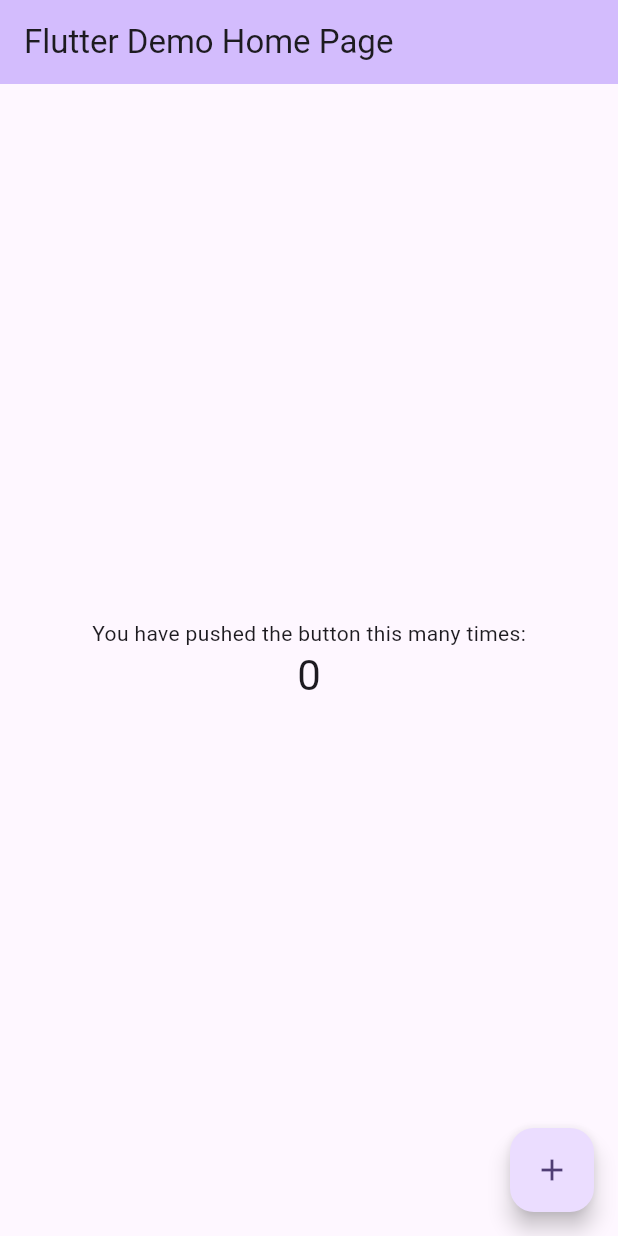
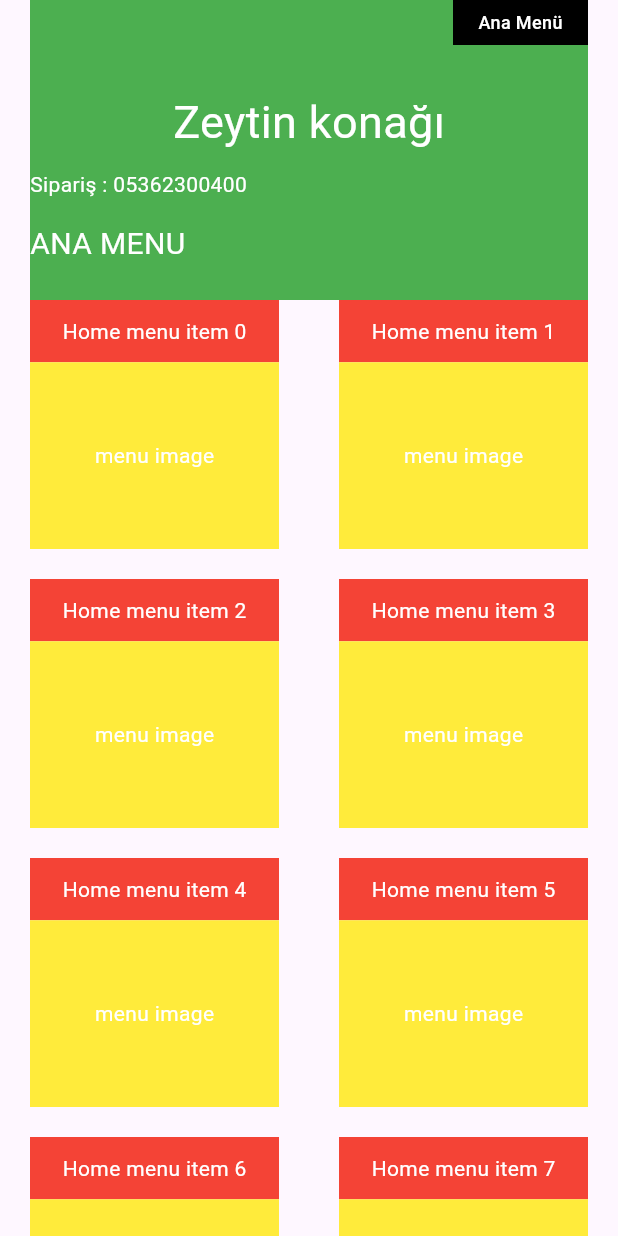
Before and after one commit to suleymanharbelioglu/flutter_restaurant_menu, a Flutter app: the screen it shows after launch, on a phone screen of 412 x 824 dp. Run offline on Flutter 3.47's test engine with Material 3 defaults, Android fonts, the phone set to English and light mode, and no system bars.

Commit message:
general design

```diff
--- /dev/null
+++ b/lib/app_theme.dart
@@ -0,0 +1,14 @@
+import 'package:flutter/material.dart';
+
+class AppTheme {
+  static final appTheme = ThemeData(
+    textTheme: const TextTheme(
+      bodyLarge: TextStyle(color: Colors.white),
+      bodyMedium: TextStyle(color: Colors.white),
+      bodySmall: TextStyle(color: Colors.white),
+      titleLarge: TextStyle(color: Colors.white),
+      titleMedium: TextStyle(color: Colors.white),
+      titleSmall: TextStyle(color: Colors.white),
+    ),
+  );
+}
--- a/lib/main.dart
+++ b/lib/main.dart
@@ -1,122 +1,19 @@
 import 'package:flutter/material.dart';
+import 'package:restaurant_menu2/app_theme.dart';
+import 'package:restaurant_menu2/pages/home.dart';
 
-void main() {
-  runApp(const MyApp());
-}
+void main() => runApp(const MyApp());
 
 class MyApp extends StatelessWidget {
   const MyApp({super.key});
 
-  // This widget is the root of your application.
   @override
   Widget build(BuildContext context) {
     return MaterialApp(
-      title: 'Flutter Demo',
-      theme: ThemeData(
-        // This is the theme of your application.
-        //
-        // TRY THIS: Try running your application with "flutter run". You'll see
-        // the application has a purple toolbar. Then, without quitting the app,
-        // try changing the seedColor in the colorScheme below to Colors.green
-        // and then invoke "hot reload" (save your changes or press the "hot
-        // reload" button in a Flutter-supported IDE, or press "r" if you used
-        // the command line to start the app).
-        //
-        // Notice that the counter didn't reset back to zero; the application
-        // state is not lost during the reload. To reset the state, use hot
-        // restart instead.
-        //
-        // This works for code too, not just values: Most code changes can be
-        // tested with just a hot reload.
-        colorScheme: ColorScheme.fromSeed(seedColor: Colors.deepPurple),
-      ),
-      home: const MyHomePage(title: 'Flutter Demo Home Page'),
+      theme: AppTheme.appTheme,
+      debugShowCheckedModeBanner: false,
+      title: 'Material App',
+      home: HomePage(),
     );
   }
 }
-
-class MyHomePage extends StatefulWidget {
-  const MyHomePage({super.key, required this.title});
-
-  // This widget is the home page of your application. It is stateful, meaning
-  // that it has a State object (defined below) that contains fields that affect
-  // how it looks.
-
-  // This class is the configuration for the state. It holds the values (in this
-  // case the title) provided by the parent (in this case the App widget) and
-  // used by the build method of the State. Fields in a Widget subclass are
-  // always marked "final".
-
-  final String title;
-
-  @override
-  State<MyHomePage> createState() => _MyHomePageState();
-}
-
-class _MyHomePageState extends State<MyHomePage> {
-  int _counter = 0;
-
-  void _incrementCounter() {
-    setState(() {
-      // This call to setState tells the Flutter framework that something has
-      // changed in this State, which causes it to rerun the build method below
-      // so that the display can reflect the updated values. If we changed
-      // _counter without calling setState(), then the build method would not be
-      // called again, and so nothing would appear to happen.
-      _counter++;
-    });
-  }
-
-  @override
-  Widget build(BuildContext context) {
-    // This method is rerun every time setState is called, for instance as done
-    // by the _incrementCounter method above.
-    //
-    // The Flutter framework has been optimized to make rerunning build methods
-    // fast, so that you can just rebuild anything that needs updating rather
-    // than having to individually change instances of widgets.
-    return Scaffold(
-      appBar: AppBar(
-        // TRY THIS: Try changing the color here to a specific color (to
-        // Colors.amber, perhaps?) and trigger a hot reload to see the AppBar
-        // change color while the other colors stay the same.
-        backgroundColor: Theme.of(context).colorScheme.inversePrimary,
-        // Here we take the value from the MyHomePage object that was created by
-        // the App.build method, and use it to set our appbar title.
-        title: Text(widget.title),
-      ),
-      body: Center(
-        // Center is a layout widget. It takes a single child and positions it
-        // in the middle of the parent.
-        child: Column(
-          // Column is also a layout widget. It takes a list of children and
-          // arranges them vertically. By default, it sizes itself to fit its
-          // children horizontally, and tries to be as tall as its parent.
-          //
-          // Column has various properties to control how it sizes itself and
-          // how it positions its children. Here we use mainAxisAlignment to
-          // center the children vertically; the main axis here is the vertical
-          // axis because Columns are vertical (the cross axis would be
-          // horizontal).
-          //
-          // TRY THIS: Invoke "debug painting" (choose the "Toggle Debug Paint"
-          // action in the IDE, or press "p" in the console), to see the
-          // wireframe for each widget.
-          mainAxisAlignment: MainAxisAlignment.center,
-          children: <Widget>[
-            const Text('You have pushed the button this many times:'),
-            Text(
-              '$_counter',
-              style: Theme.of(context).textTheme.headlineMedium,
-            ),
-          ],
-        ),
-      ),
-      floatingActionButton: FloatingActionButton(
-        onPressed: _incrementCounter,
-        tooltip: 'Increment',
-        child: const Icon(Icons.add),
-      ), // This trailing comma makes auto-formatting nicer for build methods.
-    );
-  }
-}
--- /dev/null
+++ b/lib/pages/home.dart
@@ -0,0 +1,120 @@
+import 'package:flutter/material.dart';
+import 'package:restaurant_menu2/pages/category.dart';
+
+class HomePage extends StatelessWidget {
+  const HomePage({super.key});
+
+  @override
+  Widget build(BuildContext context) {
+    return Scaffold(
+      body: Column(
+        children: [
+          Container(
+            margin: EdgeInsets.symmetric(horizontal: 20),
+            height: 200,
+            color: Colors.green,
+            child: Column(
+              crossAxisAlignment: CrossAxisAlignment.start,
+
+              children: [
+                Row(
+                  mainAxisAlignment: MainAxisAlignment.end,
+                  children: [mainMenuButton()],
+                ),
+                SizedBox(height: 30),
+
+                Row(
+                  mainAxisAlignment: MainAxisAlignment.center,
+                  children: [
+                    Text("Zeytin konağı", style: TextStyle(fontSize: 30)),
+                  ],
+                ),
+                SizedBox(height: 10),
+
+                Text("Sipariş : 05362300400"),
+                SizedBox(height: 15),
+
+                Text("ANA MENU", style: TextStyle(fontSize: 20)),
+              ],
+            ),
+          ),
+          Expanded(child: homeMenuList()),
+        ],
+      ),
+    );
+  }
+
+  GestureDetector mainMenuButton() {
+    return GestureDetector(
+      onTap: () {
+        print("Ana Menü'ye tıklandı");
+        // buraya yönlendirme veya başka işlem ekleyebilirsin
+      },
+      child: Container(
+        height: 30,
+        width: 90,
+        color: Colors.black,
+        alignment: Alignment.center,
+        child: Text(
+          "Ana Menü",
+          style: TextStyle(
+            color: Colors.white,
+            fontSize: 12,
+            fontWeight: FontWeight.w500,
+          ),
+        ),
+      ),
+    );
+  }
+
+  Widget homeMenuList() {
+    return Padding(
+      padding: const EdgeInsets.symmetric(horizontal: 20),
+      child: GridView.builder(
+        itemCount: 10,
+        gridDelegate: SliverGridDelegateWithFixedCrossAxisCount(
+          crossAxisSpacing: 40,
+          mainAxisSpacing: 20,
+          crossAxisCount: 2,
+        ),
+        itemBuilder: (context, index) {
+          return homeMenuItem(index, context);
+        },
+      ),
+    );
+  }
+
+  Widget homeMenuItem(int index, BuildContext context) {
+    return GestureDetector(
+      onTap: () {
+        Navigator.of(
+          context,
+        ).push(MaterialPageRoute(builder: (context) => CategoryPage()));
+      },
+      child: Container(
+        child: Column(
+          children: [
+            Expanded(
+              flex: 1,
+              child: Container(
+                color: Colors.red,
+                child: Center(
+                  child: Text("Home menu item " + index.toString()),
+                ),
+                width: double.infinity,
+              ),
+            ),
+            Expanded(
+              flex: 3,
+              child: Container(
+                decoration: BoxDecoration(color: Colors.yellow),
+                width: double.infinity,
+                child: Center(child: Text("menu image")),
+              ),
+            ),
+          ],
+        ),
+      ),
+    );
+  }
+}
```
Also changed, not shown: lib/pages/category.dart (added, +230 -0 lines).
